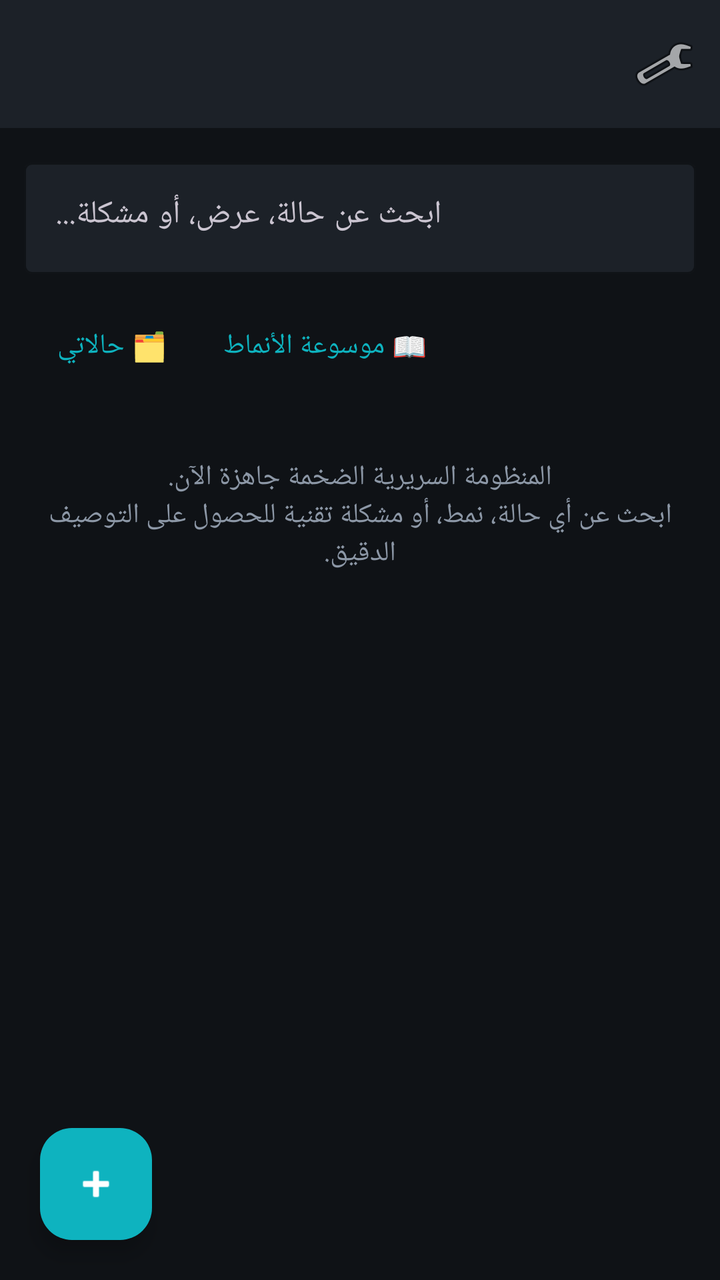
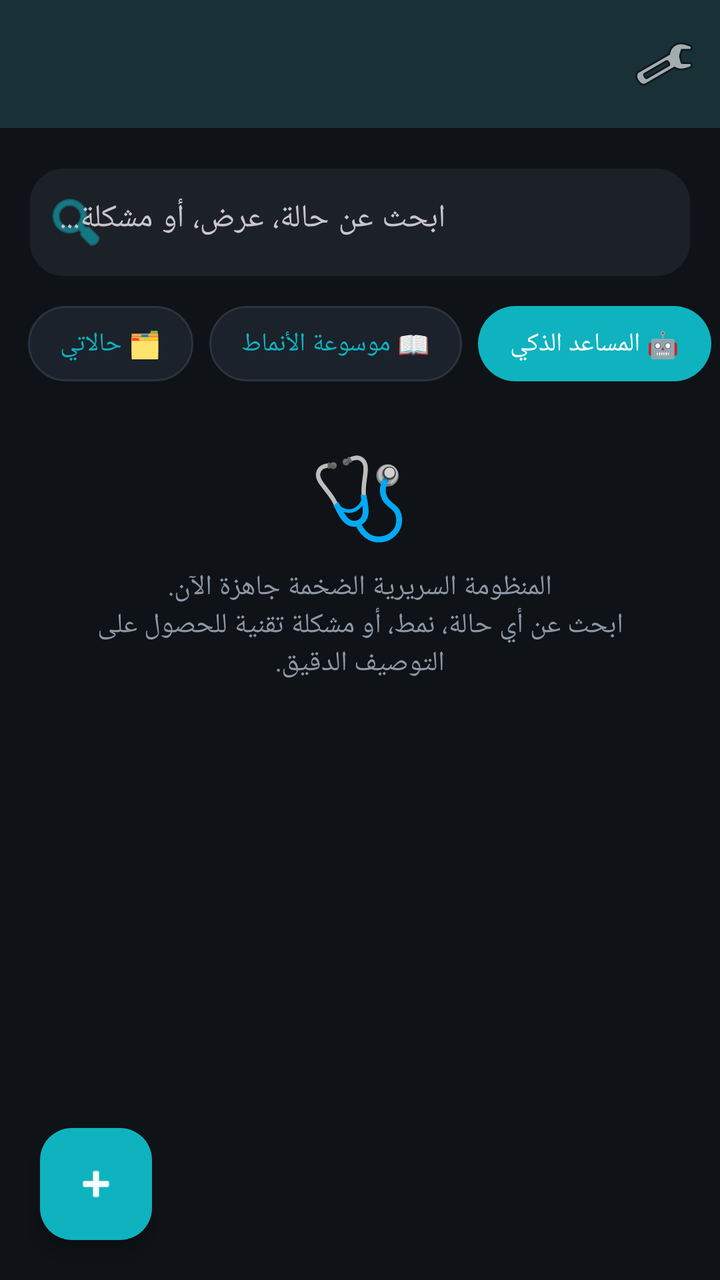

Before-and-after screenshots of an Android layout around one commit, followed by the original layout XML and the change that was made.
<!-- AndroidManifest.xml: application theme Theme.ClinicalMaster -->
<!-- res/layout/activity_main.xml -->
<?xml version="1.0" encoding="utf-8"?>
<androidx.coordinatorlayout.widget.CoordinatorLayout xmlns:android="http://schemas.android.com/apk/res/android"
    xmlns:app="http://schemas.android.com/apk/res-auto"
    android:layout_width="match_parent"
    android:layout_height="match_parent"
    android:background="@color/bg_dark">

    <LinearLayout
        android:layout_width="match_parent"
        android:layout_height="match_parent"
        android:orientation="vertical">

        <com.google.android.material.appbar.MaterialToolbar
            android:id="@+id/toolbar"
            android:layout_width="match_parent"
            android:layout_height="?attr/actionBarSize"
            android:background="@color/surface_dark"
            android:title="@string/app_name"
            android:titleTextColor="@color/text_primary"
            app:menu="@menu/menu_main" />

        <com.google.android.material.textfield.TextInputLayout
            android:layout_width="match_parent"
            android:layout_height="wrap_content"
            android:layout_margin="12dp"
            android:hint="ابحث عن حالة، عرض، أو مشكلة..."
            app:boxBackgroundColor="@color/surface_dark"
            app:hintTextColor="@color/text_secondary"
            app:boxStrokeColor="@color/primary_cyan">

            <com.google.android.material.textfield.TextInputEditText
                android:id="@+id/search_field"
                android:layout_width="match_parent"
                android:layout_height="wrap_content"
                android:textColor="@color/text_primary"
                android:textDirection="rtl"
                android:gravity="end"
                android:inputType="text" />
        </com.google.android.material.textfield.TextInputLayout>

        <LinearLayout
            android:layout_width="match_parent"
            android:layout_height="wrap_content"
            android:orientation="horizontal"
            android:paddingHorizontal="12dp"
            android:paddingBottom="8dp">

            <Button
                android:id="@+id/btn_my_cases"
                style="@style/Widget.Material3.Button.TextButton"
                android:layout_width="wrap_content"
                android:layout_height="wrap_content"
                android:text="🗂️ حالاتي"
                android:textColor="@color/primary_cyan" />

            <Button
                android:id="@+id/btn_encyclopedia"
                style="@style/Widget.Material3.Button.TextButton"
                android:layout_width="wrap_content"
                android:layout_height="wrap_content"
                android:text="📖 موسوعة الأنماط"
                android:textColor="@color/primary_cyan" />
        </LinearLayout>

        <TextView
            android:id="@+id/empty_hint"
            android:layout_width="match_parent"
            android:layout_height="wrap_content"
            android:layout_marginTop="24dp"
            android:gravity="center"
            android:paddingHorizontal="24dp"
            android:text="المنظومة السريرية الضخمة جاهزة الآن.\nابحث عن أي حالة، نمط، أو مشكلة تقنية للحصول على التوصيف الدقيق."
            android:textColor="@color/text_secondary" />

        <TextView
            android:id="@+id/result_note"
            android:layout_width="match_parent"
            android:layout_height="wrap_content"
            android:gravity="center"
            android:padding="8dp"
            android:textColor="@color/accent_green"
            android:visibility="gone" />

        <androidx.recyclerview.widget.RecyclerView
            android:id="@+id/results_list"
            android:layout_width="match_parent"
            android:layout_height="0dp"
            android:layout_weight="1"
            android:clipToPadding="false"
            android:paddingHorizontal="12dp"
            android:paddingBottom="90dp" />

    </LinearLayout>

    <com.google.android.material.floatingactionbutton.FloatingActionButton
        android:id="@+id/fab_add"
        android:layout_width="wrap_content"
        android:layout_height="wrap_content"
        android:layout_gravity="bottom|start"
        android:layout_margin="20dp"
        android:contentDescription="إضافة حالة جديدة"
        android:src="@android:drawable/ic_input_add"
        app:backgroundTint="@color/primary_cyan"
        app:tint="@color/white" />

</androidx.coordinatorlayout.widget.CoordinatorLayout>
<!-- resources referenced by this layout -->
<resources>
  <color name="accent_green">#4CAF7D</color>
  <color name="bg_dark">#0F1216</color>
  <color name="primary_cyan">#0EB3BF</color>
  <color name="surface_dark">#1C2128</color>
  <color name="text_primary">#EAEDF0</color>
  <color name="text_secondary">#8C97A6</color>
  <color name="white">#FFFFFF</color>
  <string name="app_name">AST-2012A Clinical Master</string>
  <style name="Theme.ClinicalMaster" parent="Theme.Material3.Dark.NoActionBar">
          <item name="colorPrimary">@color/primary_cyan</item>
          <item name="colorPrimaryVariant">@color/primary_cyan_dark</item>
          <item name="colorOnPrimary">@color/white</item>
          <item name="colorSecondary">@color/primary_cyan</item>
          <item name="android:colorBackground">@color/bg_dark</item>
          <item name="colorSurface">@color/surface_dark</item>
          <item name="android:statusBarColor">@color/bg_dark</item>
          <item name="android:windowLightStatusBar" tools:targetApi="m">false</item>
      </style>
  <color name="primary_cyan_dark">#0A8A94</color>
</resources>

<!-- the commit's change to res/layout/activity_main.xml (unified diff, before → after) -->
@@ -15,62 +15,120 @@
             android:layout_width="match_parent"
             android:layout_height="?attr/actionBarSize"
             android:background="@color/surface_dark"
+            android:elevation="6dp"
             android:title="@string/app_name"
             android:titleTextColor="@color/text_primary"
             app:menu="@menu/menu_main" />
 
         <com.google.android.material.textfield.TextInputLayout
+            style="@style/Widget.Material3.TextInputLayout.OutlinedBox"
             android:layout_width="match_parent"
             android:layout_height="wrap_content"
-            android:layout_margin="12dp"
+            android:layout_margin="14dp"
             android:hint="ابحث عن حالة، عرض، أو مشكلة..."
             app:boxBackgroundColor="@color/surface_dark"
+            app:boxCornerRadiusBottomEnd="18dp"
+            app:boxCornerRadiusBottomStart="18dp"
+            app:boxCornerRadiusTopEnd="18dp"
+            app:boxCornerRadiusTopStart="18dp"
+            app:boxStrokeColor="@color/primary_cyan"
             app:hintTextColor="@color/text_secondary"
-            app:boxStrokeColor="@color/primary_cyan">
+            app:startIconDrawable="@android:drawable/ic_menu_search"
+            app:startIconTint="@color/primary_cyan">
 
             <com.google.android.material.textfield.TextInputEditText
                 android:id="@+id/search_field"
                 android:layout_width="match_parent"
                 android:layout_height="wrap_content"
+                android:gravity="end"
+                android:inputType="text"
                 android:textColor="@color/text_primary"
-                android:textDirection="rtl"
-                android:gravity="end"
-                android:inputType="text" />
+                android:textDirection="rtl" />
         </com.google.android.material.textfield.TextInputLayout>
 
-        <LinearLayout
+        <HorizontalScrollView
             android:layout_width="match_parent"
             android:layout_height="wrap_content"
-            android:orientation="horizontal"
-            android:paddingHorizontal="12dp"
-            android:paddingBottom="8dp">
+            android:paddingBottom="10dp"
+            android:scrollbars="none">
 
-            <Button
-                android:id="@+id/btn_my_cases"
-                style="@style/Widget.Material3.Button.TextButton"
+            <LinearLayout
                 android:layout_width="wrap_content"
                 android:layout_height="wrap_content"
-                android:text="🗂️ حالاتي"
-                android:textColor="@color/primary_cyan" />
+                android:orientation="horizontal"
+                android:paddingHorizontal="10dp">
 
-            <Button
-                android:id="@+id/btn_encyclopedia"
-                style="@style/Widget.Material3.Button.TextButton"
+                <TextView
+                    android:id="@+id/btn_my_cases"
+                    android:layout_width="wrap_content"
+                    android:layout_height="wrap_content"
+                    android:layout_marginHorizontal="4dp"
+                    android:background="@drawable/bg_chip"
+                    android:clickable="true"
+                    android:focusable="true"
+                    android:foreground="?attr/selectableItemBackground"
+                    android:paddingHorizontal="16dp"
+                    android:paddingVertical="10dp"
+                    android:text="🗂️ حالاتي"
+                    android:textColor="@color/primary_cyan"
+                    android:textSize="13sp" />
+
+                <TextView
+                    android:id="@+id/btn_encyclopedia"
+                    android:layout_width="wrap_content"
+                    android:layout_height="wrap_content"
+                    android:layout_marginHorizontal="4dp"
+                    android:background="@drawable/bg_chip"
+                    android:clickable="true"
+                    android:focusable="true"
+                    android:foreground="?attr/selectableItemBackground"
+                    android:paddingHorizontal="16dp"
+                    android:paddingVertical="10dp"
+                    android:text="📖 موسوعة الأنماط"
+                    android:textColor="@color/primary_cyan"
+                    android:textSize="13sp" />
+
+                <TextView
+                    android:id="@+id/btn_ai_assistant"
+                    android:layout_width="wrap_content"
+                    android:layout_height="wrap_content"
+                    android:layout_marginHorizontal="4dp"
+                    android:background="@drawable/bg_chip_accent"
+                    android:clickable="true"
+                    android:focusable="true"
+                    android:foreground="?attr/selectableItemBackground"
+                    android:paddingHorizontal="16dp"
+                    android:paddingVertical="10dp"
+                    android:text="🤖 المساعد الذكي"
+                    android:textColor="@color/white"
+                    android:textSize="13sp" />
+            </LinearLayout>
+        </HorizontalScrollView>
+
+        <LinearLayout
+            android:id="@+id/empty_hint_container"
+            android:layout_width="match_parent"
+            android:layout_height="wrap_content"
+            android:layout_marginTop="20dp"
+            android:gravity="center"
+            android:orientation="vertical"
+            android:paddingHorizontal="30dp">
+
+            <TextView
                 android:layout_width="wrap_content"
                 android:layout_height="wrap_content"
-                android:text="📖 موسوعة الأنماط"
-                android:textColor="@color/primary_cyan" />
+                android:layout_marginBottom="10dp"
+                android:text="🩺"
+                android:textSize="40sp" />
+
+            <TextView
+                android:id="@+id/empty_hint"
+                android:layout_width="match_parent"
+                android:layout_height="wrap_content"
+                android:gravity="center"
+                android:text="المنظومة السريرية الضخمة جاهزة الآن.\nابحث عن أي حالة، نمط، أو مشكلة تقنية للحصول على التوصيف الدقيق."
+                android:textColor="@color/text_secondary" />
         </LinearLayout>
-
-        <TextView
-            android:id="@+id/empty_hint"
-            android:layout_width="match_parent"
-            android:layout_height="wrap_content"
-            android:layout_marginTop="24dp"
-            android:gravity="center"
-            android:paddingHorizontal="24dp"
-            android:text="المنظومة السريرية الضخمة جاهزة الآن.\nابحث عن أي حالة، نمط، أو مشكلة تقنية للحصول على التوصيف الدقيق."
-            android:textColor="@color/text_secondary" />
 
         <TextView
             android:id="@+id/result_note"
@@ -79,6 +137,23 @@
             android:gravity="center"
             android:padding="8dp"
             android:textColor="@color/accent_green"
+            android:visibility="gone" />
+
+        <TextView
+            android:id="@+id/btn_ask_ai_fallback"
+            android:layout_width="wrap_content"
+            android:layout_height="wrap_content"
+            android:layout_gravity="center"
+            android:layout_marginBottom="8dp"
+            android:background="@drawable/bg_chip_accent"
+            android:clickable="true"
+            android:focusable="true"
+            android:foreground="?attr/selectableItemBackground"
+            android:paddingHorizontal="18dp"
+            android:paddingVertical="10dp"
+            android:text="🤖 اسأل المساعد الذكي بدل ذلك"
+            android:textColor="@color/white"
+            android:textSize="13sp"
             android:visibility="gone" />
 
         <androidx.recyclerview.widget.RecyclerView
@@ -101,6 +176,8 @@
         android:contentDescription="إضافة حالة جديدة"
         android:src="@android:drawable/ic_input_add"
         app:backgroundTint="@color/primary_cyan"
+        app:elevation="6dp"
+        app:pressedTranslationZ="12dp"
         app:tint="@color/white" />
 
 </androidx.coordinatorlayout.widget.CoordinatorLayout>
<!-- resource entries referenced after the edit -->
@@ -7,6 +7,19 @@
   <color name="text_primary">#EAEDF0</color>
   <color name="text_secondary">#8C97A6</color>
   <color name="white">#FFFFFF</color>
+  <!-- drawable bg_chip (drawable) -->
+  <?xml version="1.0" encoding="utf-8"?>
+  <shape xmlns:android="http://schemas.android.com/apk/res/android">
+      <solid android:color="@color/card_dark" />
+      <corners android:radius="20dp" />
+      <stroke android:width="1dp" android:color="#2A3340" />
+  </shape>
+  <!-- drawable bg_chip_accent (drawable) -->
+  <?xml version="1.0" encoding="utf-8"?>
+  <shape xmlns:android="http://schemas.android.com/apk/res/android">
+      <solid android:color="@color/primary_cyan" />
+      <corners android:radius="20dp" />
+  </shape>
   <string name="app_name">AST-2012A Clinical Master</string>
   <style name="Theme.ClinicalMaster" parent="Theme.Material3.Dark.NoActionBar">
           <item name="colorPrimary">@color/primary_cyan</item>
@@ -18,6 +31,7 @@
           <item name="android:statusBarColor">@color/bg_dark</item>
           <item name="android:windowLightStatusBar" tools:targetApi="m">false</item>
       </style>
+  <color name="card_dark">#1B222C</color>
   <color name="primary_cyan_dark">#0A8A94</color>
 </resources>
 
